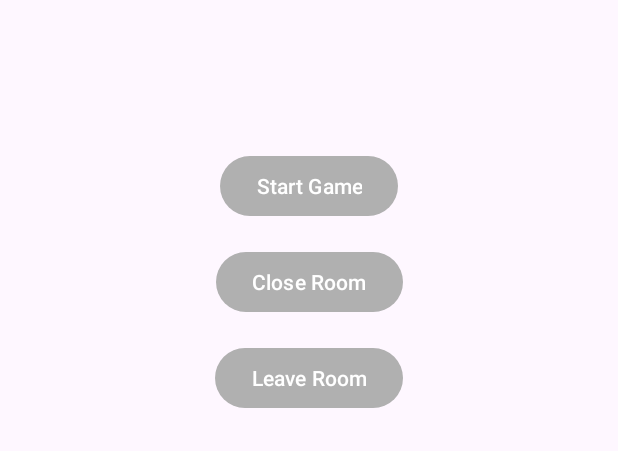
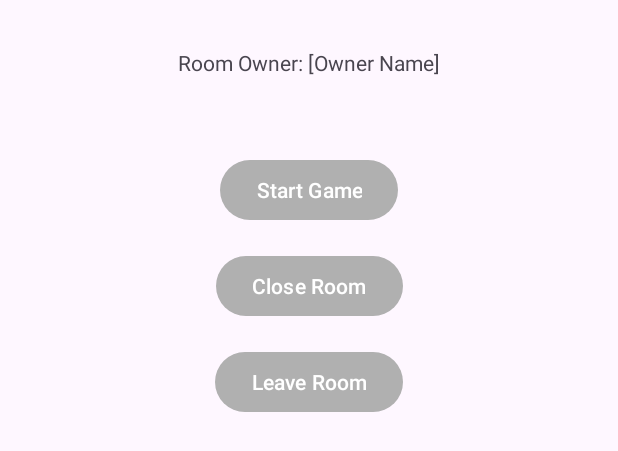
Before and after one commit to n-shor/Checkers, an Android app: the layout activity_room.xml on its own in the app's theme, with its tools: preview values and no code run, on a phone screen of 412 x 824 dp. Shown: the top 451 px of the screen. Run offline under Robolectric (Android 15) with nearby library versions, the phone set to English and light mode, and no system bars.

```diff
--- a/app/src/main/res/layout/activity_room.xml
+++ b/app/src/main/res/layout/activity_room.xml
@@ -6,15 +6,35 @@
     android:layout_height="match_parent"
     tools:context=".RoomActivity">
 
+    <TextView
+        android:id="@+id/txtRoomOwner"
+        android:layout_width="wrap_content"
+        android:layout_height="wrap_content"
+        android:text="Room Owner: [Owner Name]"
+        app:layout_constraintTop_toTopOf="parent"
+        app:layout_constraintStart_toStartOf="parent"
+        app:layout_constraintEnd_toEndOf="parent"
+        android:layout_marginTop="32dp"/>
+
+    <TextView
+        android:id="@+id/txtOtherPlayer"
+        android:layout_width="wrap_content"
+        android:layout_height="wrap_content"
+        android:text=""
+        app:layout_constraintTop_toBottomOf="@id/txtRoomOwner"
+        app:layout_constraintStart_toStartOf="parent"
+        app:layout_constraintEnd_toEndOf="parent"
+        android:layout_marginTop="16dp"/>
+
     <Button
         android:id="@+id/btnStartGame"
         android:layout_width="wrap_content"
         android:layout_height="wrap_content"
         android:text="Start Game"
-        app:layout_constraintTop_toTopOf="parent"
+        app:layout_constraintTop_toBottomOf="@id/txtOtherPlayer"
         app:layout_constraintEnd_toEndOf="parent"
         app:layout_constraintStart_toStartOf="parent"
-        android:layout_marginTop="100dp"/>
+        android:layout_marginTop="16dp"/>
 
     <Button
         android:id="@+id/btnCloseRoom"
```
Also changed, not shown: app/src/main/java/com/example/checkersnadav/Room.java (+16 -16 lines), app/src/main/java/com/example/checkersnadav/RoomActivity.java (+92 -46 lines), app/src/main/java/com/example/checkersnadav/RoomAdapter.java (+16 -7 lines).
